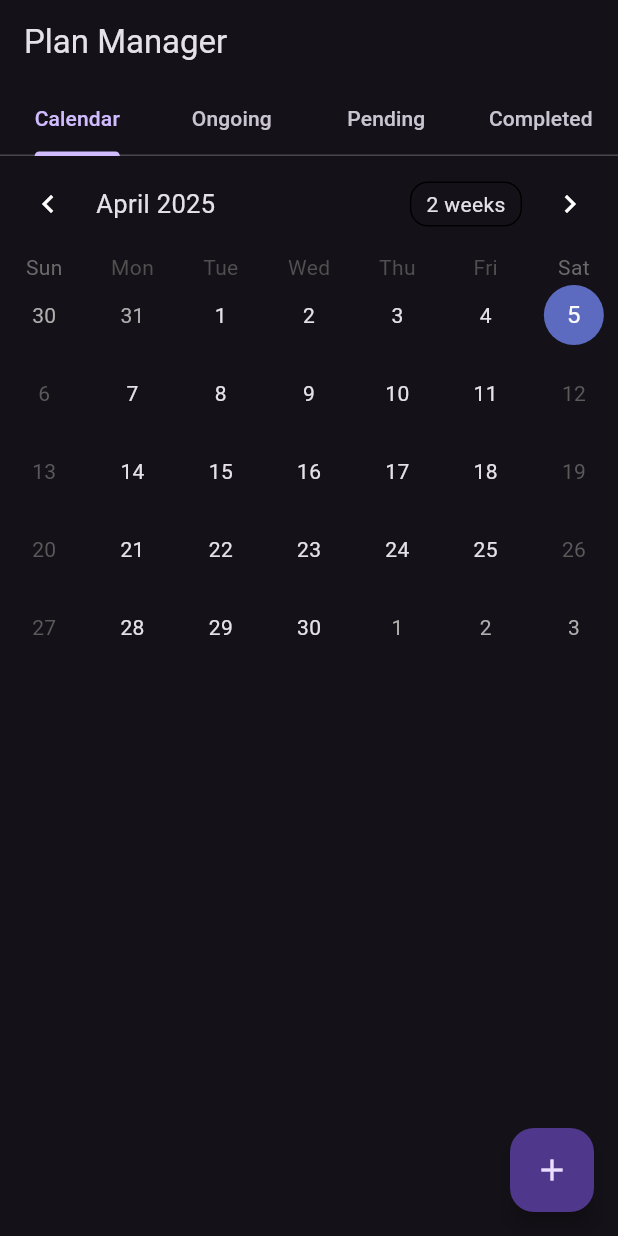
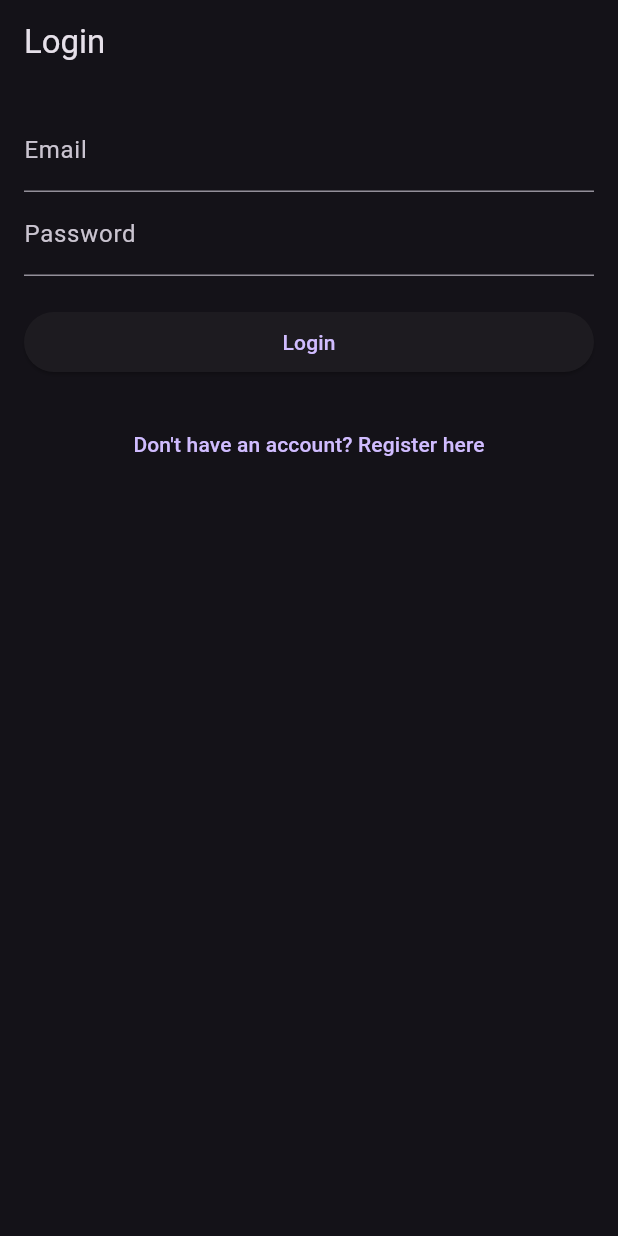
Before and after one commit to rchai12/calendarapp, a Flutter app: the screen it shows after launch, on a phone screen of 412 x 824 dp. Run offline on Flutter 3.47's test engine with Material 3 defaults, Android fonts, the phone set to English and light mode, and no system bars; drawn by our look-alikes of table_calendar; our stand-ins replace cloud_firestore, firebase_auth, firebase_core; accounts and stored records are empty.

Commit message:
Added login, logout, saving tasks based on user

```diff
--- a/lib/calendar_page.dart
+++ b/lib/calendar_page.dart
@@ -12,6 +12,7 @@ class CalendarPage extends StatefulWidget {
   final void Function(Task) onEditTask;
   final void Function(Task) onToggleStatus;
   final void Function(Task) onDeleteTask;
+  final String userId;
 
   const CalendarPage({
     required this.selectedDate,
@@ -21,6 +22,7 @@ class CalendarPage extends StatefulWidget {
     required this.onEditTask,
     required this.onToggleStatus,
     required this.onDeleteTask,
+    required this.userId,
     super.key,
   });
 
@@ -75,6 +77,7 @@ class _CalendarPageState extends State<CalendarPage> {
                 onEditTask: widget.onEditTask,
                 onToggleStatus: widget.onToggleStatus,
                 onDeleteTask: widget.onDeleteTask,
+                userId: widget.userId,
               );
             },
           ),
--- a/lib/completed_page.dart
+++ b/lib/completed_page.dart
@@ -8,12 +8,14 @@ class CompletedPage extends StatelessWidget {
   final void Function(Task) onEditTask;
   final void Function(Task) onToggleStatus;
   final void Function(Task) onDeleteTask;
+  final String userId;
 
   const CompletedPage({
     required this.tasks,
     required this.onEditTask,
     required this.onToggleStatus,
     required this.onDeleteTask,
+    required this.userId,
     super.key
   });
 
@@ -29,6 +31,7 @@ class CompletedPage extends StatelessWidget {
           onEditTask: onEditTask,
           onToggleStatus: onToggleStatus,
           onDeleteTask: onDeleteTask,
+          userId: userId,
         ),
     );
   }
--- /dev/null
+++ b/lib/login_page.dart
@@ -0,0 +1,103 @@
+import 'package:firebase_auth/firebase_auth.dart';
+import 'package:flutter/material.dart';
+import 'home_page.dart';
+import 'register_page.dart';
+
+class LoginPage extends StatefulWidget {
+  @override
+  _LoginPageState createState() => _LoginPageState();
+}
+
+class _LoginPageState extends State<LoginPage> {
+  final _emailController = TextEditingController();
+  final _passwordController = TextEditingController();
+  bool _isLoading = false;
+  final _formKey = GlobalKey<FormState>();
+
+  Future<void> _loginUser() async {
+    if (_formKey.currentState!.validate()) {
+      setState(() {
+        _isLoading = true;
+      });
+
+      try {
+        UserCredential userCredential = await FirebaseAuth.instance.signInWithEmailAndPassword(
+          email: _emailController.text.trim(),
+          password: _passwordController.text.trim(),
+        );
+        ScaffoldMessenger.of(context).showSnackBar(SnackBar(content: Text('Welcome back, ${userCredential.user!.email}')));
+        Navigator.pushReplacement(
+          context,
+          MaterialPageRoute(builder: (context) => HomePage(user: userCredential.user!)),
+        );
+      } catch (e) {
+        ScaffoldMessenger.of(context).showSnackBar(SnackBar(content: Text('Error: $e')));
+      } finally {
+        setState(() {
+          _isLoading = false;
+        });
+      }
+    }
+  }
+
+  @override
+  Widget build(BuildContext context) {
+    return Scaffold(
+      appBar: AppBar(
+        title: Text('Login'),
+      ),
+      body: Padding(
+        padding: const EdgeInsets.all(16.0),
+        child: Form(
+          key: _formKey,
+          child: ListView(
+            children: [
+              TextFormField(
+                controller: _emailController,
+                decoration: InputDecoration(labelText: 'Email'),
+                keyboardType: TextInputType.emailAddress,
+                validator: (value) {
+                  if (value == null || value.isEmpty) {
+                    return 'Please enter an email address';
+                  }
+                  if (!RegExp(r'^[a-zA-Z0-9]+@[a-zAZ0-9]+\.[a-zA-Z]+').hasMatch(value)) {
+                    return 'Please enter a valid email';
+                  }
+                  return null;
+                },
+              ),
+              TextFormField(
+                controller: _passwordController,
+                decoration: InputDecoration(labelText: 'Password'),
+                obscureText: true,
+                validator: (value) {
+                  if (value == null || value.isEmpty) {
+                    return 'Please enter your password';
+                  }
+                  return null;
+                },
+              ),
+              SizedBox(height: 20),
+              _isLoading
+                  ? Center(child: CircularProgressIndicator())
+                  : ElevatedButton(
+                      onPressed: _loginUser,
+                      child: Text('Login'),
+                    ),
+              SizedBox(height: 20),
+              TextButton(
+                onPressed: () {
+                  Navigator.push(
+                    context,
+                    MaterialPageRoute(builder: (context) => RegisterPage()),
+                  );
+                },
+                child: Text('Don\'t have an account? Register here'),
+              ),
+            ],
+          ),
+        ),
+      ),
+    );
+  }
+}
--- a/lib/main.dart
+++ b/lib/main.dart
@@ -1,175 +1,46 @@
+import 'package:firebase_auth/firebase_auth.dart';
+import 'package:firebase_core/firebase_core.dart';
 import 'package:flutter/material.dart';
-import 'calendar_page.dart';
-import 'ongoing_page.dart';
-import 'pending_page.dart';
-import 'completed_page.dart';
-import 'task.dart';
-import 'status.dart';
-import 'task_actions.dart';
-import 'package:firebase_core/firebase_core.dart';
-
+import 'home_page.dart';
+import 'login_page.dart';
 
 void main() async {
   WidgetsFlutterBinding.ensureInitialized();
   await Firebase.initializeApp();
-  runApp(TaskManagerApp());
+  runApp(TaskApp());
 }
 
-class TaskManagerApp extends StatelessWidget {
+class TaskApp extends StatelessWidget {
   @override
   Widget build(BuildContext context) {
     return MaterialApp(
       debugShowCheckedModeBanner: false,
       theme: ThemeData.dark(),
-      home: TaskScreen(),
+      home: AuthCheck(),
     );
   }
 }
 
-class TaskScreen extends StatefulWidget {
-  @override
-  _TaskScreenState createState() => _TaskScreenState();
-}
-
-class _TaskScreenState extends State<TaskScreen> with SingleTickerProviderStateMixin {
-  late TabController _tabController;
-  DateTime _selectedDate = DateTime(DateTime.now().year, DateTime.now().month, DateTime.now().day);
-  final List<Task> _tasks = [];
-  late Map<DateTime, List<Task>> _tasksByDate;
-
-  @override
-  void initState() {
-    super.initState();
-    _tabController = TabController(length: 4, vsync: this);
-    _tabController.addListener(_tabChanged);
-    _tasksByDate = {};
-    TaskActions.loadTasksFromFirestore().then((loadedTasks) {
-      setState(() {
-        _tasks.addAll(loadedTasks);
-        _buildTaskMap();
-      });
-    });
-  }
-
-  void _onDateSelected(DateTime newDate) {
-    setState(() {
-      _selectedDate = DateTime(newDate.year, newDate.month, newDate.day);
-    });
-  }
-
-  void _buildTaskMap() {
-    _tasksByDate = {};
-    for (var task in _tasks.where((t) => t.status != TaskStatus.completed)) {
-      final dateOnly = DateTime(task.date.year, task.date.month, task.date.day);
-      _tasksByDate.update(dateOnly, (list) => list..add(task), ifAbsent: () => [task]);
-    }
-  }
-
-  void _tabChanged() {
-    setState(() {});
-  }
-
-  @override
-  void dispose() {
-    _tabController.removeListener(_tabChanged);
-    _tabController.dispose();
-    super.dispose();
-  }
-
-  void _addTask() {
-    TaskStatus defaultStatus;
-    if (_tabController.index == 0 || _tabController.index == 1) {
-      defaultStatus = TaskStatus.ongoing;
-    } else if (_tabController.index == 2) {
-      defaultStatus = TaskStatus.pending;
-    } else {
-      defaultStatus = TaskStatus.completed;
-    }
-    TaskActions.showAddTaskDialog(context, (newTask) {
-      setState(() {
-        _tasks.add(newTask);
-        _buildTaskMap();
-      });
-    }, _selectedDate, defaultStatus);
-  }
-
-  void _editTask(Task task) {
-    TaskActions.showEditTaskDialog(context, task, (updatedTask) {
-      setState(() {
-        TaskActions.updateTask(task, updatedTask, _tasks);
-        _buildTaskMap();
-      });
-    });
-  }
-
-  void _deleteTask(Task task) async {
-    await TaskActions.deleteTask(_tasks, task);
-    setState(() {
-      _buildTaskMap();
-    });
-  }
-
-  void _toggleTaskStatus(Task task) {
-    setState(() {
-      TaskActions.toggleStatus(task);
-      _buildTaskMap();
-    });
-  }
-
+class AuthCheck extends StatelessWidget {
   @override
   Widget build(BuildContext context) {
-    return Scaffold(
-      appBar: AppBar(
-        title: Text('Plan Manager'),
-        bottom: TabBar(
-          controller: _tabController,
-          tabs: [
-            Tab(text: 'Calendar'),
-            Tab(text: 'Ongoing'),
-            Tab(text: 'Pending'),
-            Tab(text: 'Completed'),
-          ],
-        ),
-      ),
-      body: TabBarView(
-        controller: _tabController,
-        children: [
-          CalendarPage(
-            selectedDate: _selectedDate,
-            onDateSelected: _onDateSelected,
-            tasks: _tasks,
-            tasksByDate: _tasksByDate,
-            onEditTask: _editTask,
-            onToggleStatus: _toggleTaskStatus,
-            onDeleteTask: _deleteTask,
-          ),
-          OngoingPage(
-            tasks: _tasks,
-            onEditTask: _editTask,
-            onToggleStatus: _toggleTaskStatus,
-            onDeleteTask: _deleteTask,
-          ),
-          PendingPage(
-            tasks: _tasks,
-            onEditTask: _editTask,
-            onToggleStatus: _toggleTaskStatus,
-            onDeleteTask: _deleteTask,
-          ),
-          CompletedPage(
-            tasks: _tasks,
-            onEditTask: _editTask,
-            onToggleStatus: _toggleTaskStatus,
-            onDeleteTask: _deleteTask,
-          ),
-        ],
-      ),
-      floatingActionButton:FloatingActionButton(
-          onPressed: () {
-            _addTask();
-          },
-          child: Icon(Icons.add),
-          tooltip: 'Add Task',
-        ),
+    /*return StreamBuilder<User?>(
+      stream: FirebaseAuth.instance.authStateChanges(),
+      builder: (context, snapshot) {
+        if (snapshot.connectionState == ConnectionState.active) {
+          if (snapshot.hasData) {
+            return HomePage(user: snapshot.data!);
+          } else {
+            return LoginPage();
+          }
+        }
+        return Center(child: CircularProgressIndicator());
+      },
+    );*/
+    return MaterialApp(
+      debugShowCheckedModeBanner: false,
+      theme: ThemeData.dark(),
+      home: LoginPage(),
     );
   }
 }
--- a/lib/ongoing_page.dart
+++ b/lib/ongoing_page.dart
@@ -8,12 +8,14 @@ class OngoingPage extends StatelessWidget {
   final void Function(Task) onEditTask;
   final void Function(Task) onToggleStatus;
   final void Function(Task) onDeleteTask;
+  final String userId;
 
   const OngoingPage({
     required this.tasks,
     required this.onEditTask,
     required this.onToggleStatus,
     required this.onDeleteTask,
+    required this.userId,
     super.key
   });
 
@@ -28,6 +30,7 @@ class OngoingPage extends StatelessWidget {
         onEditTask: onEditTask,
         onToggleStatus: onToggleStatus,
         onDeleteTask: onDeleteTask,
+        userId: userId,
       ),
     );
   }
--- a/lib/pending_page.dart
+++ b/lib/pending_page.dart
@@ -8,12 +8,14 @@ class PendingPage extends StatelessWidget {
   final void Function(Task) onEditTask;
   final void Function(Task) onToggleStatus;
   final void Function(Task) onDeleteTask;
+  final String userId;
 
   const PendingPage({
     required this.tasks,
     required this.onEditTask,
     required this.onToggleStatus,
     required this.onDeleteTask,
+    required this.userId,
     super.key
   });
 
@@ -28,6 +30,7 @@ class PendingPage extends StatelessWidget {
         onEditTask: onEditTask,
         onToggleStatus: onToggleStatus,
         onDeleteTask: onDeleteTask,
+        userId: userId,
       ),
     );
   }
--- a/lib/task_tile.dart
+++ b/lib/task_tile.dart
@@ -8,6 +8,7 @@ class TaskTile extends StatelessWidget {
   final void Function(Task) onEditTask;
   final void Function(Task) onToggleStatus;
   final void Function(Task) onDeleteTask;
+  final String userId;
 
   const TaskTile({
     required this.task,
@@ -15,6 +16,7 @@ class TaskTile extends StatelessWidget {
     required this.onEditTask,
     required this.onToggleStatus,
     required this.onDeleteTask,
+    required this.userId,
     super.key
   });
 
--- a/pubspec.yaml
+++ b/pubspec.yaml
@@ -39,6 +39,7 @@ dependencies:
   table_calendar: ^3.0.0
   firebase_core: ^3.13.0
   cloud_firestore: ^5.6.6
+  firebase_auth: ^5.5.2
 
 dev_dependencies:
   flutter_test:
```
Also changed, not shown: lib/home_page.dart (added, +188 -0 lines), lib/register_page.dart (added, +127 -0 lines), lib/task.dart (+7 -1 lines), lib/task_actions.dart (+11 -3 lines), pubspec.lock, 5 other files.
